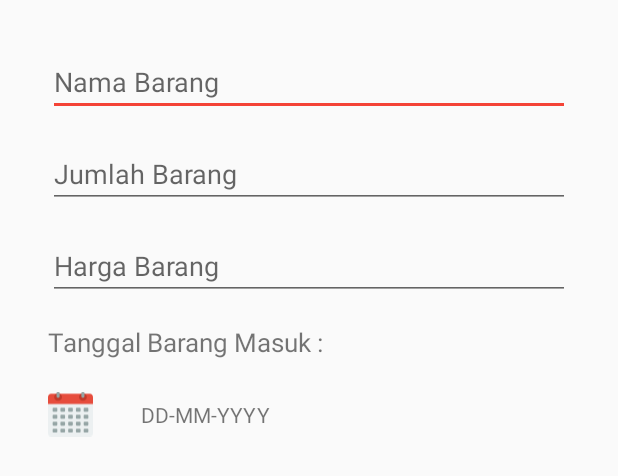
After one commit to Azizalfauzi/Warehouse-Helper, an Android app: the layout list_data_cari_update.xml on its own in the app's theme, with its tools: preview values and no code run, on a phone screen of 412 x 824 dp. The commit adds this screen. Shown: the top 476 px of the screen. Run offline under Robolectric (Android 15) with nearby library versions, the phone set to English and light mode, and no system bars.

Commit message:
Initial Commit manampilakan data Initial commit menambahkan fungsi update

```diff
--- a/app/build.gradle
+++ b/app/build.gradle
@@ -47,4 +47,7 @@ dependencies {
     implementation "android.arch.navigation:navigation-ui-ktx:$version_navigation"
     implementation "android.arch.navigation:navigation-fragment-ktx:$version_navigation"
 
+    implementation 'com.firebaseui:firebase-ui-database:6.2.1'
+
+
 }
--- a/app/src/main/AndroidManifest.xml
+++ b/app/src/main/AndroidManifest.xml
@@ -9,7 +9,8 @@
         android:roundIcon="@mipmap/ic_launcher_round"
         android:supportsRtl="true"
         android:theme="@style/AppTheme">
-        <activity android:name=".tambahdata.TambahData"></activity>
+        <activity android:name=".caridata.CariData"></activity>
+        <activity android:name=".tambahdata.TambahData" />
         <activity android:name=".Dashboard.DashboardActivity" />
         <activity android:name=".AboutActivity" />
         <activity android:name=".autentifikasi.SignUpActivity" />
--- a/app/src/main/java/org/d3ifcool/warehousehelper/Dashboard/DashboardActivity.kt
+++ b/app/src/main/java/org/d3ifcool/warehousehelper/Dashboard/DashboardActivity.kt
@@ -12,6 +12,7 @@ import org.d3ifcool.warehousehelper.AboutActivity
 import org.d3ifcool.warehousehelper.R
 import org.d3ifcool.warehousehelper.tambahdata.TambahData
 import org.d3ifcool.warehousehelper.autentifikasi.LoginActivity
+import org.d3ifcool.warehousehelper.caridata.CariData
 import org.d3ifcool.warehousehelper.databinding.ActivityDashboardBinding
 
 
@@ -26,7 +27,9 @@ class DashboardActivity : AppCompatActivity() {
             startActivity(Intent(this,
                 TambahData::class.java))
         }
-
+        binding.btCariBarang.setOnClickListener {
+            startActivity(Intent(this,CariData::class.java))
+        }
     }
 
 
--- a/app/src/main/java/org/d3ifcool/warehousehelper/tambahdata/Data.kt
+++ b/app/src/main/java/org/d3ifcool/warehousehelper/tambahdata/Data.kt
@@ -6,4 +6,8 @@ class Data(
     val jumlah_barang: Int,
     val hargaBarang: Int,
     val tanggal_masuk: String
-)
+) {
+    constructor() : this("", "", 0, 0, "") {
+
+    }
+}
--- a/app/src/main/java/org/d3ifcool/warehousehelper/tambahdata/TambahData.kt
+++ b/app/src/main/java/org/d3ifcool/warehousehelper/tambahdata/TambahData.kt
@@ -4,11 +4,8 @@ import android.app.DatePickerDialog
 import android.content.Intent
 import androidx.appcompat.app.AppCompatActivity
 import android.os.Bundle
-import android.text.TextUtils
-import android.widget.DatePicker
 import android.widget.Toast
 import androidx.databinding.DataBindingUtil
-import androidx.navigation.NavController
 import com.google.firebase.database.FirebaseDatabase
 import kotlinx.android.synthetic.main.activity_tambah_data.*
 import org.d3ifcool.warehousehelper.Dashboard.DashboardActivity
--- /dev/null
+++ b/app/src/main/res/layout/list_data_cari_update.xml
@@ -0,0 +1,82 @@
+<?xml version="1.0" encoding="utf-8"?>
+<androidx.constraintlayout.widget.ConstraintLayout xmlns:android="http://schemas.android.com/apk/res/android"
+    xmlns:app="http://schemas.android.com/apk/res-auto"
+    android:layout_width="match_parent"
+    android:layout_height="match_parent"
+    xmlns:tools="http://schemas.android.com/tools">
+
+    <EditText
+        android:id="@+id/inp_nama_barang"
+        android:layout_width="0dp"
+        android:layout_height="wrap_content"
+        android:layout_marginStart="32dp"
+        android:layout_marginTop="32dp"
+        android:layout_marginEnd="32dp"
+        android:ems="10"
+        android:hint="@string/t_nama_barang"
+        android:inputType="textPersonName"
+        app:layout_constraintEnd_toEndOf="parent"
+        app:layout_constraintStart_toStartOf="parent"
+        app:layout_constraintTop_toTopOf="parent" />
+
+    <EditText
+        android:id="@+id/inp_jumlah_barang"
+        android:layout_width="0dp"
+        android:layout_height="wrap_content"
+        android:layout_marginStart="32dp"
+        android:layout_marginTop="16dp"
+        android:layout_marginEnd="32dp"
+        android:ems="10"
+        android:hint="@string/t_jumlah_barang"
+        android:inputType="textPersonName"
+        app:layout_constraintEnd_toEndOf="parent"
+        app:layout_constraintStart_toStartOf="parent"
+        app:layout_constraintTop_toBottomOf="@+id/inp_nama_barang" />
+
+    <EditText
+        android:id="@+id/inp_harga_barang"
+        android:layout_width="0dp"
+        android:layout_height="wrap_content"
+        android:layout_marginStart="32dp"
+        android:layout_marginTop="16dp"
+        android:layout_marginEnd="32dp"
+        android:ems="10"
+        android:hint="@string/t_harga_barang"
+        android:inputType="number"
+        app:layout_constraintEnd_toEndOf="parent"
+        app:layout_constraintStart_toStartOf="parent"
+        app:layout_constraintTop_toBottomOf="@+id/inp_jumlah_barang" />
+
+    <ImageView
+        android:id="@+id/tv_tanggal_pilihan"
+        tools:ignore="VectorDrawableCompat"
+        android:layout_width="30dp"
+        android:layout_height="40dp"
+        android:layout_marginStart="32dp"
+        android:layout_marginTop="16dp"
+        app:layout_constraintStart_toStartOf="parent"
+        app:layout_constraintTop_toBottomOf="@+id/textView6"
+        app:srcCompat="@drawable/ic_calendar_2" />
+
+    <TextView
+        android:id="@+id/textView6"
+        android:layout_width="wrap_content"
+        android:layout_height="wrap_content"
+        android:layout_marginStart="32dp"
+        android:layout_marginTop="16dp"
+        android:text="@string/t_barang_masuk"
+        android:textSize="17sp"
+        app:layout_constraintStart_toStartOf="parent"
+        app:layout_constraintTop_toBottomOf="@+id/inp_harga_barang" />
+
+    <TextView
+        android:id="@+id/tv_hasil_tanggal"
+        android:layout_width="wrap_content"
+        android:layout_height="wrap_content"
+        android:layout_marginStart="32dp"
+        android:text="@string/t_tanggal_pilihan"
+        app:layout_constraintBottom_toBottomOf="@+id/tv_tanggal_pilihan"
+        app:layout_constraintStart_toEndOf="@+id/tv_tanggal_pilihan"
+        app:layout_constraintTop_toTopOf="@+id/tv_tanggal_pilihan" />
+
+</androidx.constraintlayout.widget.ConstraintLayout>
--- a/app/src/main/res/values/strings.xml
+++ b/app/src/main/res/values/strings.xml
@@ -40,4 +40,7 @@
     <string name="bt_tambah">Tambah Barang</string>
     <string name="bt_kembali">Back</string>
     <string name="t_barang_masuk">Tanggal Barang Masuk :</string>
+    <string name="t_search">Serach Data...</string>
+    <string name="bt_edit_data">"Edit "</string>
+    <string name="t_jumlah_cari_data">(Jumlah Barang)</string>
 </resources>
```
Also changed, not shown: app/src/main/java/org/d3ifcool/warehousehelper/caridata/CariAdapter.kt (added, +101 -0 lines), app/src/main/java/org/d3ifcool/warehousehelper/caridata/CariData.kt (added, +56 -0 lines), app/src/main/res/drawable/bt_custom_update.xml (added, +14 -0 lines), app/src/main/res/drawable/ic_search_2.xml (added, +12 -0 lines), app/src/main/res/layout/activity_cari_data.xml (added, +58 -0 lines), app/src/main/res/layout/list_data_cari.xml (added, +51 -0 lines).
